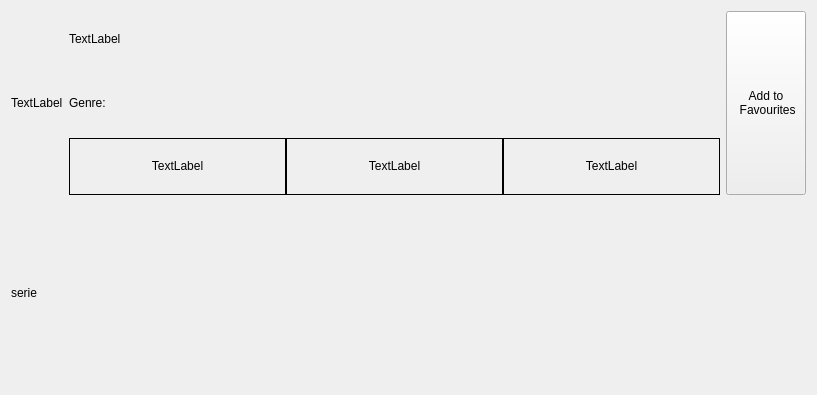
Qt form ClipFlix/watch_serie.ui (andralves717/IHC_Clipflix) before a commit.
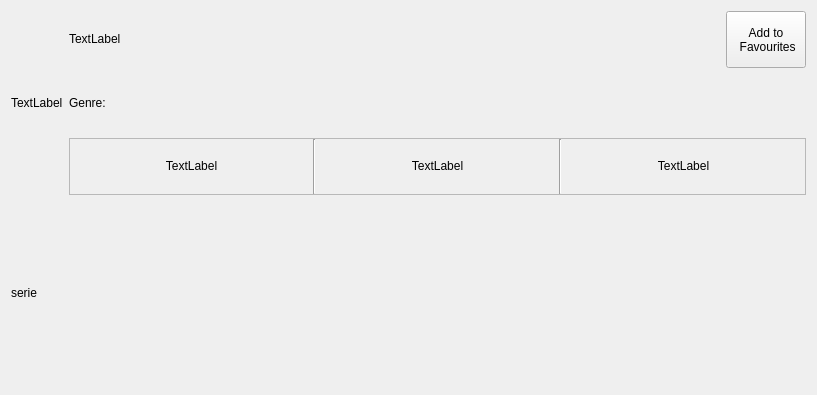
The same form after that commit.

Commit message: Substitui todos os Radio Buttons por Check Boxes e coloquei essa parte a funcionar.

Patch:
```diff
--- a/ClipFlix/watch_serie.ui
+++ b/ClipFlix/watch_serie.ui
@@ -34,14 +34,35 @@
        <item>
         <layout class="QVBoxLayout" name="verticalLayout_3">
          <item>
-          <widget class="QLabel" name="title">
-           <property name="text">
-            <string>TextLabel</string>
-           </property>
-           <property name="textInteractionFlags">
-            <set>Qt::LinksAccessibleByMouse|Qt::TextSelectableByMouse</set>
-           </property>
-          </widget>
+          <layout class="QHBoxLayout" name="horizontalLayout_3">
+           <item>
+            <widget class="QLabel" name="title">
+             <property name="text">
+              <string>TextLabel</string>
+             </property>
+             <property name="textInteractionFlags">
+              <set>Qt::LinksAccessibleByMouse|Qt::TextSelectableByMouse</set>
+             </property>
+            </widget>
+           </item>
+           <item>
+            <widget class="QPushButton" name="addFav">
+             <property name="sizePolicy">
+              <sizepolicy hsizetype="Maximum" vsizetype="Minimum">
+               <horstretch>0</horstretch>
+               <verstretch>0</verstretch>
+              </sizepolicy>
+             </property>
+             <property name="text">
+              <string>Add to
+ Favourites</string>
+             </property>
+             <property name="autoDefault">
+              <bool>false</bool>
+             </property>
+            </widget>
+           </item>
+          </layout>
          </item>
          <item>
           <widget class="QLabel" name="genre">
@@ -54,79 +75,103 @@
           </widget>
          </item>
          <item>
-          <layout class="QHBoxLayout" name="horizontalLayout_2">
-           <property name="spacing">
-            <number>0</number>
+          <widget class="QFrame" name="frame">
+           <property name="frameShape">
+            <enum>QFrame::StyledPanel</enum>
            </property>
-           <item>
-            <widget class="QLabel" name="Year">
-             <property name="frameShape">
-              <enum>QFrame::Box</enum>
-             </property>
-             <property name="text">
-              <string>TextLabel</string>
-             </property>
-             <property name="alignment">
-              <set>Qt::AlignCenter</set>
-             </property>
-             <property name="textInteractionFlags">
-              <set>Qt::LinksAccessibleByMouse|Qt::TextSelectableByMouse</set>
-             </property>
-            </widget>
-           </item>
-           <item>
-            <widget class="QLabel" name="Duration">
-             <property name="frameShape">
-              <enum>QFrame::Box</enum>
-             </property>
-             <property name="text">
-              <string>TextLabel</string>
-             </property>
-             <property name="alignment">
-              <set>Qt::AlignCenter</set>
-             </property>
-             <property name="textInteractionFlags">
-              <set>Qt::LinksAccessibleByMouse|Qt::TextSelectableByMouse</set>
-             </property>
-            </widget>
-           </item>
-           <item>
-            <widget class="QLabel" name="rating">
-             <property name="frameShape">
-              <enum>QFrame::Box</enum>
-             </property>
-             <property name="text">
-              <string>TextLabel</string>
-             </property>
-             <property name="alignment">
-              <set>Qt::AlignCenter</set>
-             </property>
-             <property name="textInteractionFlags">
-              <set>Qt::LinksAccessibleByMouse|Qt::TextSelectableByMouse</set>
-             </property>
-            </widget>
-           </item>
-          </layout>
+           <property name="frameShadow">
+            <enum>QFrame::Raised</enum>
+           </property>
+           <layout class="QHBoxLayout" name="horizontalLayout_4">
+            <property name="spacing">
+             <number>0</number>
+            </property>
+            <property name="leftMargin">
+             <number>0</number>
+            </property>
+            <property name="topMargin">
+             <number>0</number>
+            </property>
+            <property name="rightMargin">
+             <number>0</number>
+            </property>
+            <property name="bottomMargin">
+             <number>0</number>
+            </property>
+            <item>
+             <layout class="QHBoxLayout" name="horizontalLayout_2">
+              <property name="spacing">
+               <number>0</number>
+              </property>
+              <item>
+               <widget class="QLabel" name="Year">
+                <property name="frameShape">
+                 <enum>QFrame::NoFrame</enum>
+                </property>
+                <property name="text">
+                 <string>TextLabel</string>
+                </property>
+                <property name="alignment">
+                 <set>Qt::AlignCenter</set>
+                </property>
+                <property name="textInteractionFlags">
+                 <set>Qt::LinksAccessibleByMouse|Qt::TextSelectableByMouse</set>
+                </property>
+               </widget>
+              </item>
+              <item>
+               <widget class="Line" name="line">
+                <property name="orientation">
+                 <enum>Qt::Vertical</enum>
+                </property>
+               </widget>
+              </item>
+              <item>
+               <widget class="QLabel" name="Duration">
+                <property name="frameShape">
+                 <enum>QFrame::NoFrame</enum>
+                </property>
+                <property name="text">
+                 <string>TextLabel</string>
+                </property>
+                <property name="alignment">
+                 <set>Qt::AlignCenter</set>
+                </property>
+                <property name="textInteractionFlags">
+                 <set>Qt::LinksAccessibleByMouse|Qt::TextSelectableByMouse</set>
+                </property>
+               </widget>
+              </item>
+              <item>
+               <widget class="Line" name="line_2">
+                <property name="orientation">
+                 <enum>Qt::Vertical</enum>
+                </property>
+               </widget>
+              </item>
+              <item>
+               <widget class="QLabel" name="rating">
+                <property name="frameShape">
+                 <enum>QFrame::NoFrame</enum>
+                </property>
+                <property name="text">
+                 <string>TextLabel</string>
+                </property>
+                <property name="alignment">
+                 <set>Qt::AlignCenter</set>
+                </property>
+                <property name="textInteractionFlags">
+                 <set>Qt::LinksAccessibleByMouse|Qt::TextSelectableByMouse</set>
+                </property>
+               </widget>
+              </item>
+             </layout>
+            </item>
+           </layout>
+          </widget>
          </item>
         </layout>
        </item>
-       <item>
-        <widget class="QPushButton" name="addFav">
-         <property name="sizePolicy">
-          <sizepolicy hsizetype="Maximum" vsizetype="Minimum">
-           <horstretch>0</horstretch>
-           <verstretch>0</verstretch>
-          </sizepolicy>
-         </property>
-         <property name="text">
-          <string>Add to
- Favourites</string>
-         </property>
-         <property name="autoDefault">
-          <bool>false</bool>
-         </property>
-        </widget>
-       </item>
       </layout>
      </item>
      <item>
```
The commit also changes 16 other files.
